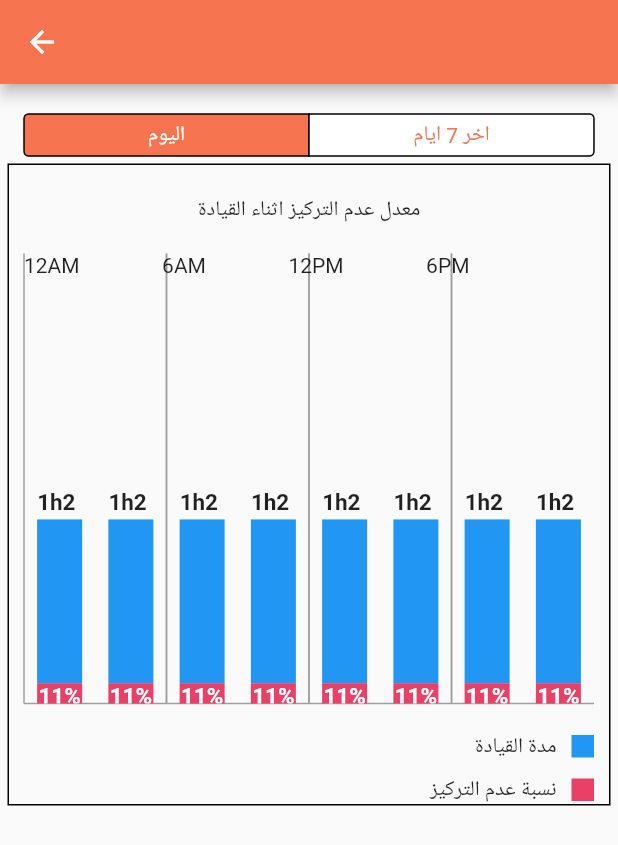
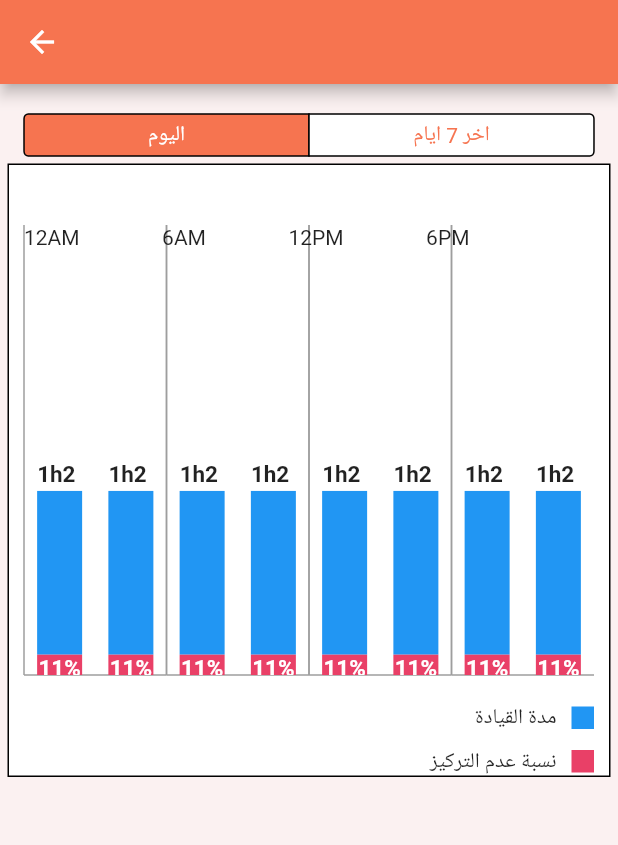
Before and after one commit to MrSalman333/HCI-Project, a Flutter app: the Data screen opened by its route, on a phone screen of 412 x 824 dp. Shown: the top 845 px of the screen. Run offline on Flutter 3.47's test engine with Material 2 defaults, Android fonts, the phone set to English and light mode, and no system bars.

Commit message:
now rely done "added white background"

```diff
--- a/app/lib/pages/Data.dart
+++ b/app/lib/pages/Data.dart
@@ -14,7 +14,9 @@ class _DataState extends State<Data> {
   Widget build(BuildContext context) {
     return Scaffold(
       appBar: AppBar(),
-      body: Column(
+      body: Container(
+        color: Color(0xFFFBF1F1),
+        child: Column(
           mainAxisAlignment: MainAxisAlignment.start,
           children: [
             SizedBox(height: 20),
@@ -31,6 +33,7 @@ class _DataState extends State<Data> {
             _selected == "day" ? Chart() : Text("week")
           ],
         ),
+      ),
     );
   }
 }
--- a/app/lib/widgets/chart.dart
+++ b/app/lib/widgets/chart.dart
@@ -35,13 +35,13 @@ class Chart extends StatelessWidget {
   @override
   Widget build(BuildContext context) {
     return Container(
-      decoration: BoxDecoration(border: Border.all(color: Colors.black)),
+      decoration: BoxDecoration(
+          border: Border.all(color: Colors.black), color: Colors.white),
       margin: EdgeInsets.all(5),
       child: Column(
         mainAxisAlignment: MainAxisAlignment.start,
         children: <Widget>[
           SizedBox(height: 20),
-          Text("معدل عدم التركيز اثناء القيادة"),
           Container(
             width: double.infinity,
             height: 329,
```
Lines whose indentation alone changed are shown as unchanged.
